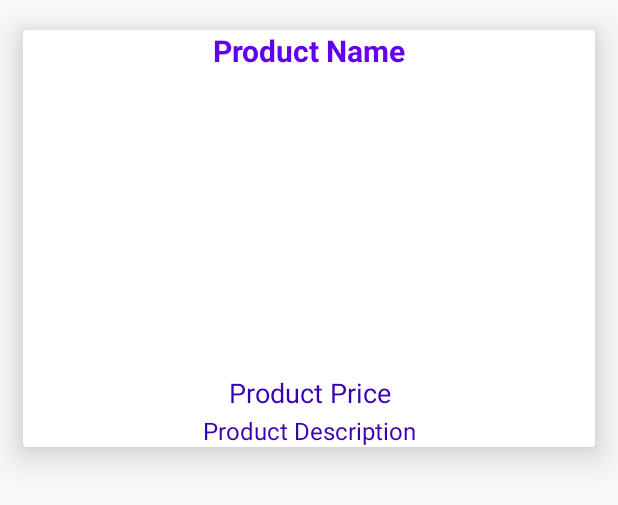
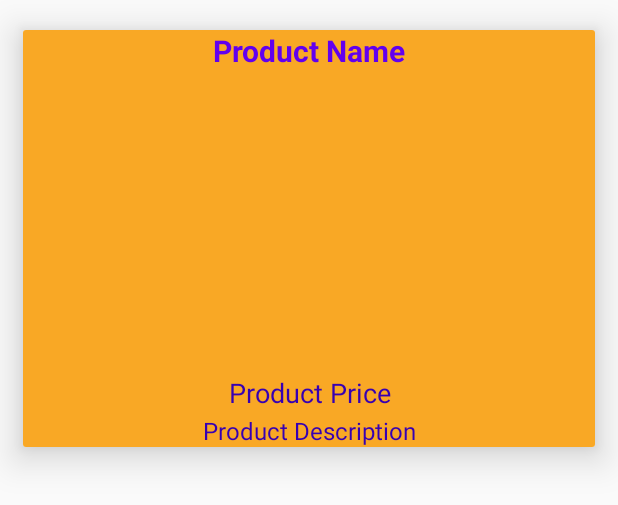
Before and after one commit to Ghanshyam32/E-Cart, an Android app: the layout product_items_layout.xml on its own in the app's theme, with its tools: preview values and no code run, on a phone screen of 412 x 824 dp. Shown: the top 505 px of the screen. Run offline under Robolectric (Android 15) with nearby library versions, the phone set to English and light mode, and no system bars.

Commit message:
few changes

```diff
--- a/app/src/main/res/layout/activity_register.xml
+++ b/app/src/main/res/layout/activity_register.xml
@@ -6,6 +6,7 @@
     android:layout_height="match_parent"
     android:background="#F9A825"
     tools:context=".RegisterActivity">
+
     <ImageView
         android:id="@+id/register_applogo"
         android:layout_width="300dp"
--- a/app/src/main/res/layout/content.xml
+++ b/app/src/main/res/layout/content.xml
@@ -4,6 +4,7 @@
     xmlns:tools="http://schemas.android.com/tools"
     android:layout_width="match_parent"
     android:layout_height="match_parent"
+    android:background="@color/white"
     app:layout_behavior="@string/appbar_scrolling_view_behavior"
     tools:context=".HomeActivity"
     tools:showIn="@layout/toolbar">
--- a/app/src/main/res/layout/product_items_layout.xml
+++ b/app/src/main/res/layout/product_items_layout.xml
@@ -10,6 +10,7 @@
     app:cardElevation="15dp"
     >
     <RelativeLayout
+        android:background="#F9A825"
         android:layout_width="match_parent"
         android:layout_height="match_parent">
 
```
